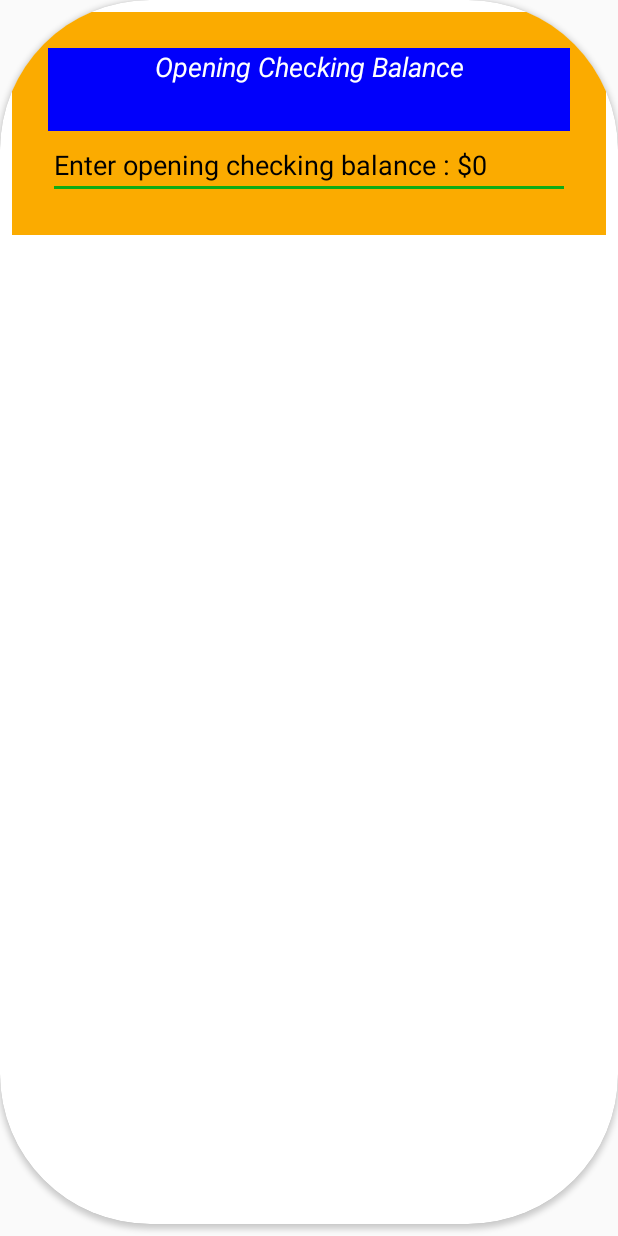
After one commit to rlmar123/DailyMoneyCounter, an Android app: the layout checking_pop_up.xml on its own in the app's theme, with its tools: preview values and no code run, on a phone screen of 412 x 824 dp. The commit adds this screen. Run offline under Robolectric (Android 15) with nearby library versions, the phone set to English and light mode, and no system bars.

Commit message:
I added the a field validator and the popups for the checking and savings

```diff
--- /dev/null
+++ b/Learn/app/src/main/res/layout/checking_pop_up.xml
@@ -0,0 +1,46 @@
+<?xml version="1.0" encoding="utf-8"?>
+<LinearLayout xmlns:android="http://schemas.android.com/apk/res/android"
+    xmlns:app="http://schemas.android.com/apk/res-auto"
+    android:orientation="vertical"
+    android:layout_width="match_parent"
+    android:layout_height="match_parent">
+
+    <androidx.cardview.widget.CardView
+        android:layout_width="match_parent"
+        android:layout_height="match_parent"
+        android:layout_marginBottom="8dp"
+        app:contentPadding="8dp"
+        android:elevation="11dp"
+        app:cardCornerRadius="100dp">
+
+        <RelativeLayout
+            android:layout_width="match_parent"
+            android:layout_height="wrap_content"
+            android:background="#FBAB00"
+            android:padding="24dp">
+
+            <TextView
+                android:id="@+id/title"
+                android:layout_width="match_parent"
+                android:layout_height="55dp"
+                android:background="#0100FB"
+                android:text="Opening Checking Balance"
+                android:textAlignment="center"
+                android:textColor="#ffffff"
+                android:textSize="18sp"
+                android:textStyle="italic" />
+
+            <EditText
+                android:id="@+id/first_name"
+                android:layout_width="match_parent"
+                android:layout_height="wrap_content"
+                android:layout_below="@id/title"
+                android:hint="Enter opening checking balance : $0 "
+                android:textColorHint="#000000"/>
+
+
+        </RelativeLayout>
+
+    </androidx.cardview.widget.CardView>
+
+</LinearLayout>
```
Also changed, not shown: Learn/app/src/main/java/com/example/learn/TitleActivity.java (+76 -15 lines), Learn/app/src/main/res/layout/savings_pop_up.xml (added, +48 -0 lines).
